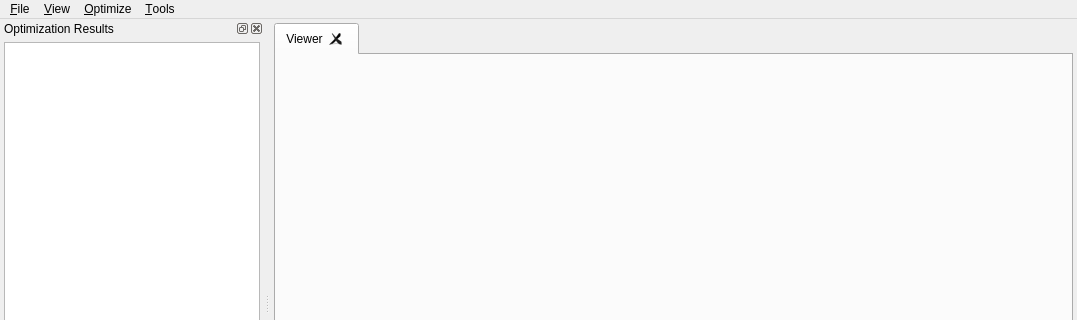
The window that scone/sconestudio/SconeStudio.ui (opensim-org/SCONE) describes before a commit, drawn with Qt 5; both pictures show x 0 to 1077 and y 0 to 320 of the 1077 by 802 pixel window.
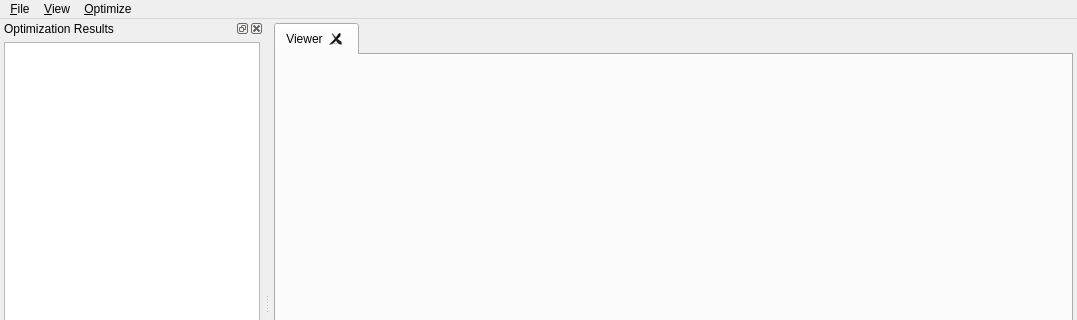
The same window after the commit. Custom widgets are drawn as their Qt base class.

Commit message: Added option to capture a single image (Ctrl+I)

Diff of the .ui file:
```diff
--- a/scone/sconestudio/SconeStudio.ui
+++ b/scone/sconestudio/SconeStudio.ui
@@ -229,18 +229,9 @@
     <addaction name="separator"/>
     <addaction name="actionTerminate_Running_Optimizations"/>
    </widget>
-   <widget class="QMenu" name="menu_Tools">
-    <property name="title">
-     <string>&amp;Tools</string>
-    </property>
-    <addaction name="action_Create_Video"/>
-    <addaction name="separator"/>
-    <addaction name="action_Preferences"/>
-   </widget>
    <addaction name="menu_File"/>
    <addaction name="menu_View"/>
    <addaction name="menu_Optimize"/>
-   <addaction name="menu_Tools"/>
   </widget>
   <widget class="QStatusBar" name="statusBar"/>
   <widget class="QDockWidget" name="resultsDock">
```
The commit also changes 2 other files.
